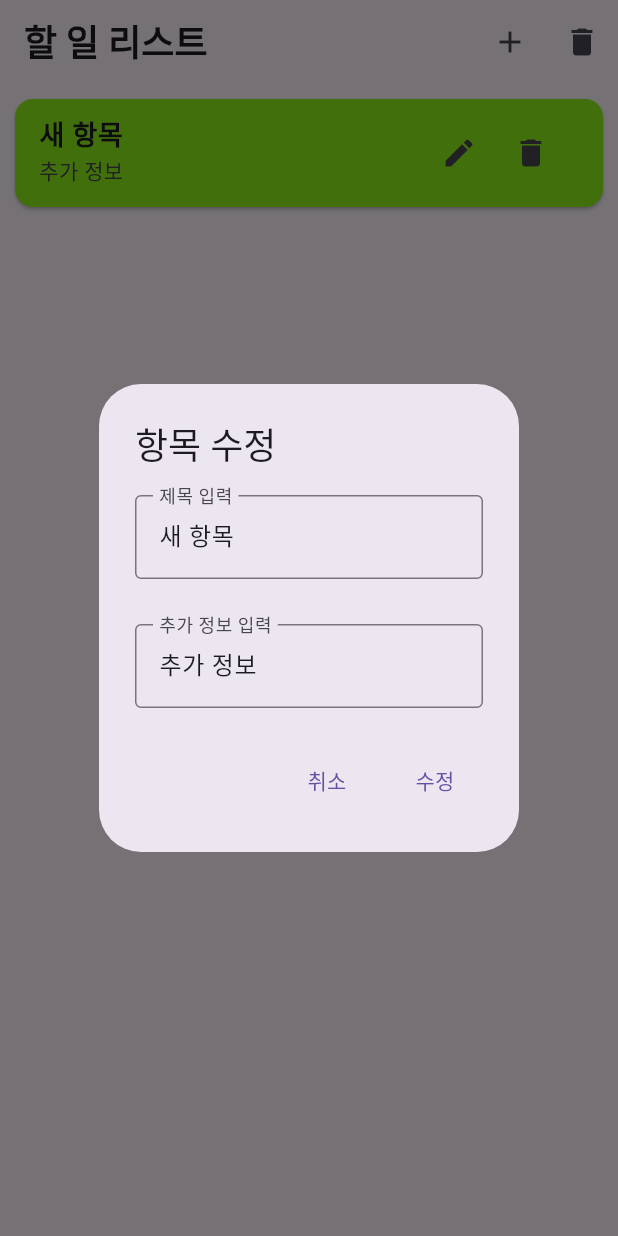
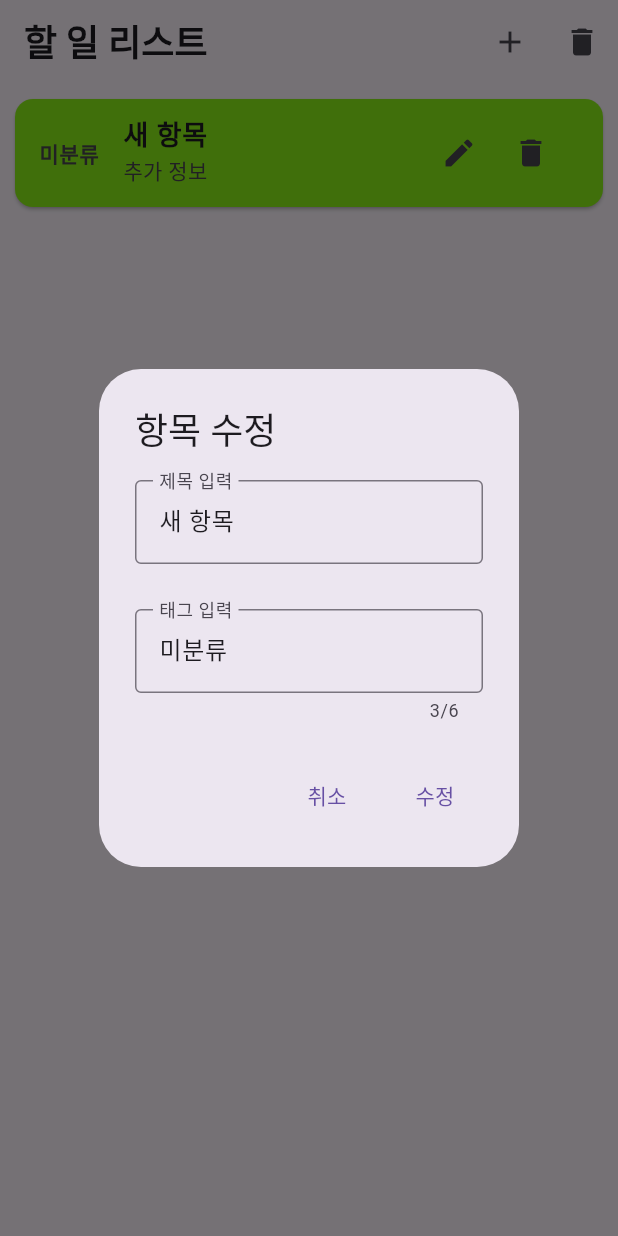
Before and after one commit to Deugdeugi/CardList, a Flutter app: the screen it shows after launch, after a tap on the "add" icon, after a tap on the "edit" icon, on a phone screen of 412 x 824 dp. Run offline on Flutter 3.47's test engine with Material 3 defaults, Android fonts, the light colour scheme and no system bars; our stand-ins replace flutter_linkify, shared_preferences.

Commit message:
Add tag feature
- tag 기능 추가

Todo
- tag 값에 따라 분류하기 기능 구현

```diff
--- a/lib/detail_page.dart
+++ b/lib/detail_page.dart
@@ -47,7 +47,11 @@ class _DetailPageState extends State<DetailPage> {
             onPressed: () {
               if (_isEditing) {
                 // 아이템 업데이트
-                itemProvider.editItem(widget.itemIndex, _titleController.text, _detailsController.text);
+                itemProvider.editItem(
+                    index: widget.itemIndex,
+                    title: _titleController.text,
+                    details: _detailsController.text,
+                  );
               }
               setState(() {
                 _isEditing = !_isEditing; // 수정 모드 전환
--- a/lib/main.dart
+++ b/lib/main.dart
@@ -112,7 +112,7 @@ class _CardListState extends State<CardList> {
 
     void editItem(int index) {
       TextEditingController titleController = TextEditingController(text: itemProvider.items[index].title);
-      TextEditingController detailsController = TextEditingController(text: itemProvider.items[index].details);
+      TextEditingController tagController = TextEditingController(text: itemProvider.items[index].kind);
 
       showDialog(
         context: context,
@@ -131,12 +131,11 @@ class _CardListState extends State<CardList> {
                 ),
                 const SizedBox(height: 30.0,),
                 TextField(
-                  minLines: 1,
-                  maxLines: 8,
-                  controller: detailsController,
+                  maxLength: 6,
+                  controller: tagController,
                   decoration: const InputDecoration(
                     border: OutlineInputBorder(),
-                    labelText: '추가 정보 입력',
+                    labelText: '태그 입력',
                   ),
                 ),
               ],
@@ -147,16 +146,20 @@ class _CardListState extends State<CardList> {
                 onPressed: () {
                   Navigator.of(context).pop();
                   titleController.dispose(); // 해제
-                  detailsController.dispose(); // 해제
+                  tagController.dispose(); // 해제
                 },
               ),
               TextButton(
                 child: const Text('수정'),
                 onPressed: () {
-                  itemProvider.editItem(index, titleController.text, detailsController.text);
+                  itemProvider.editItem(
+                    index: index,
+                    title: titleController.text,
+                    kind: tagController.text,
+                  );
                   Navigator.of(context).pop();
                   titleController.dispose(); // 해제
-                  detailsController.dispose(); // 해제
+                  tagController.dispose(); // 해제
                 },
               ),
             ],
@@ -194,6 +197,7 @@ class _CardListState extends State<CardList> {
             color: Color(int.parse(itemProvider.items[index].color, radix: 16)),
             child: ListTile(
               title: Text(itemProvider.items[index].title, overflow: TextOverflow.ellipsis, style: const TextStyle(fontSize: 18, fontWeight: FontWeight.bold)),
+              leading: Text(itemProvider.items[index].kind, overflow: TextOverflow.ellipsis, style: const TextStyle(fontSize: 14, fontWeight: FontWeight.bold)),
               subtitle: Text(itemProvider.items[index].details, overflow: TextOverflow.ellipsis, style: const TextStyle(fontSize: 14)),
               onTap: () {
                 Navigator.push(
--- a/lib/provider/item_model.dart
+++ b/lib/provider/item_model.dart
@@ -2,6 +2,7 @@ class Item {
   String title;
   String details;
   String color;
+  String kind;
 
-  Item({required this.title, required this.details, required this.color});
+  Item({required this.title, required this.details, required this.color, required this.kind});
 }
--- a/lib/provider/item_provider.dart
+++ b/lib/provider/item_provider.dart
@@ -29,7 +29,15 @@ class ItemProvider with ChangeNotifier {
     if (savedItems != null) {
       _items = savedItems.map((item) {
         final parts = item.split('|');
-        return Item(title: parts[0], details: parts.length > 1 ? parts[1] : '', color: parts.length > 2 ? parts[2] : 'FFFFFFFF');
+
+        print(parts);
+
+        return Item(
+          title: parts[0],
+          details: parts.length > 1 ? parts[1] : '',
+          color: parts.length > 2 ? parts[2] : 'FFFFFFFF',
+          kind: parts.length > 3 ? parts[3] : '미분류'
+        );
       }).toList();
     }
     notifyListeners();
@@ -37,12 +45,12 @@ class ItemProvider with ChangeNotifier {
 
   Future<void> saveItems() async {
     SharedPreferences prefs = await SharedPreferences.getInstance();
-    List<String> savedItems = _items.map((item) => '${item.title}|${item.details}|${item.color}').toList();
+    List<String> savedItems = _items.map((item) => '${item.title}|${item.details}|${item.color}|${item.kind}').toList();
     prefs.setStringList('items', savedItems);
   }
 
   void addItem() {
-    _items.add(Item(title: '새 항목', details: '추가 정보', color: getRandomColor(colors)));
+    _items.add(Item(title: '새 항목', details: '추가 정보', color: getRandomColor(colors), kind: '미분류'));
     saveItems();
     notifyListeners();
   }
@@ -61,9 +69,10 @@ class ItemProvider with ChangeNotifier {
     notifyListeners();
   }
 
-  void editItem(int index, String title, String details) {
+  void editItem({required int index, required String title, String? kind, String? details}) {
     _items[index].title = title;
-    _items[index].details = details;
+    if (kind != null) _items[index].kind = kind;
+    if (details != null) _items[index].details = details;
     saveItems();
     notifyListeners();
   }
```
